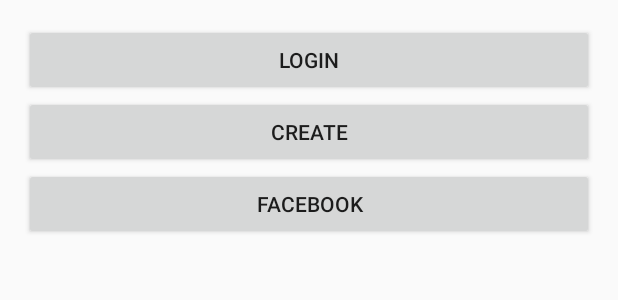
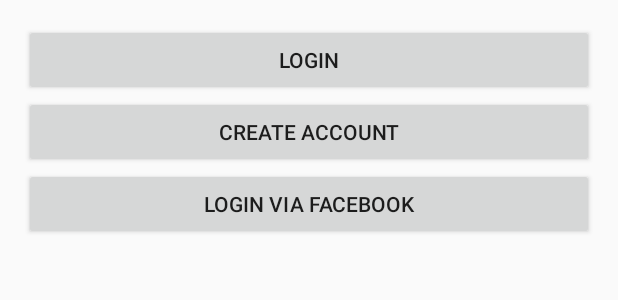
Before and after one commit to NeverTrustAMonkey/GITGUD, an Android app: the layout activity_account.xml on its own in the app's theme, with its tools: preview values and no code run, on a phone screen of 412 x 824 dp. Shown: the top 300 px of the screen. Run offline under Robolectric (Android 15) with nearby library versions, the phone set to English and light mode, and no system bars.

```diff
--- a/app/src/main/res/layout/activity_account.xml
+++ b/app/src/main/res/layout/activity_account.xml
@@ -14,18 +14,18 @@
     <Button
         android:layout_width="match_parent"
         android:layout_height="wrap_content"
-        android:text="Login"
-        android:onClick="logIn"
+        android:text="@string/login"
+        />
+
+    <Button
+        android:layout_width="match_parent"
+        android:layout_height="wrap_content"
+        android:text="@string/create_account"
         />
     <Button
         android:layout_width="match_parent"
         android:layout_height="wrap_content"
-        android:text= "Create"
-        />
-    <Button
-        android:layout_width="match_parent"
-        android:layout_height="wrap_content"
-        android:text="Facebook"
+        android:text="@string/login_via_facebook"
         />
 
 </LinearLayout>
--- /dev/null
+++ b/app/src/main/res/values-v21/styles.xml
@@ -0,0 +1,9 @@
+<resources>
+
+    <style name="AppTheme.NoActionBar">
+        <item name="windowActionBar">false</item>
+        <item name="windowNoTitle">true</item>
+        <item name="android:windowDrawsSystemBarBackgrounds">true</item>
+        <item name="android:statusBarColor">@android:color/transparent</item>
+    </style>
+</resources>
--- a/app/src/main/res/values/dimens.xml
+++ b/app/src/main/res/values/dimens.xml
@@ -2,4 +2,5 @@
     <!-- Default screen margins, per the Android Design guidelines. -->
     <dimen name="activity_horizontal_margin">16dp</dimen>
     <dimen name="activity_vertical_margin">16dp</dimen>
+    <dimen name="fab_margin">16dp</dimen>
 </resources>
--- a/app/src/main/res/values/strings.xml
+++ b/app/src/main/res/values/strings.xml
@@ -14,4 +14,8 @@
     <string name="permission_rationale">"Contacts permissions are needed for providing email
         completions."
     </string>
+    <string name="title_activity_test">MainActivity</string>
+    <string name="create_account">Create Account</string>
+    <string name="login_via_facebook">Login via Facebook</string>
+    <string name="login">Login</string>
 </resources>
--- a/app/src/main/res/values/styles.xml
+++ b/app/src/main/res/values/styles.xml
@@ -8,4 +8,13 @@
         <item name="colorAccent">@color/colorAccent</item>
     </style>
 
+    <style name="AppTheme.NoActionBar">
+        <item name="windowActionBar">false</item>
+        <item name="windowNoTitle">true</item>
+    </style>
+
+    <style name="AppTheme.AppBarOverlay" parent="ThemeOverlay.AppCompat.Dark.ActionBar" />
+
+    <style name="AppTheme.PopupOverlay" parent="ThemeOverlay.AppCompat.Light" />
+
 </resources>
```
Also changed, not shown: app/src/main/AndroidManifest.xml (+6 -1 lines), app/src/main/java/edu/tacoma/uw/plsanch/gitgud/AccountActivity.java (+0 -7 lines), app/src/main/java/edu/tacoma/uw/plsanch/gitgud/MenuActivity.java (+5 -4 lines), app/src/main/res/values/colors.xml (+7 -0 lines).
